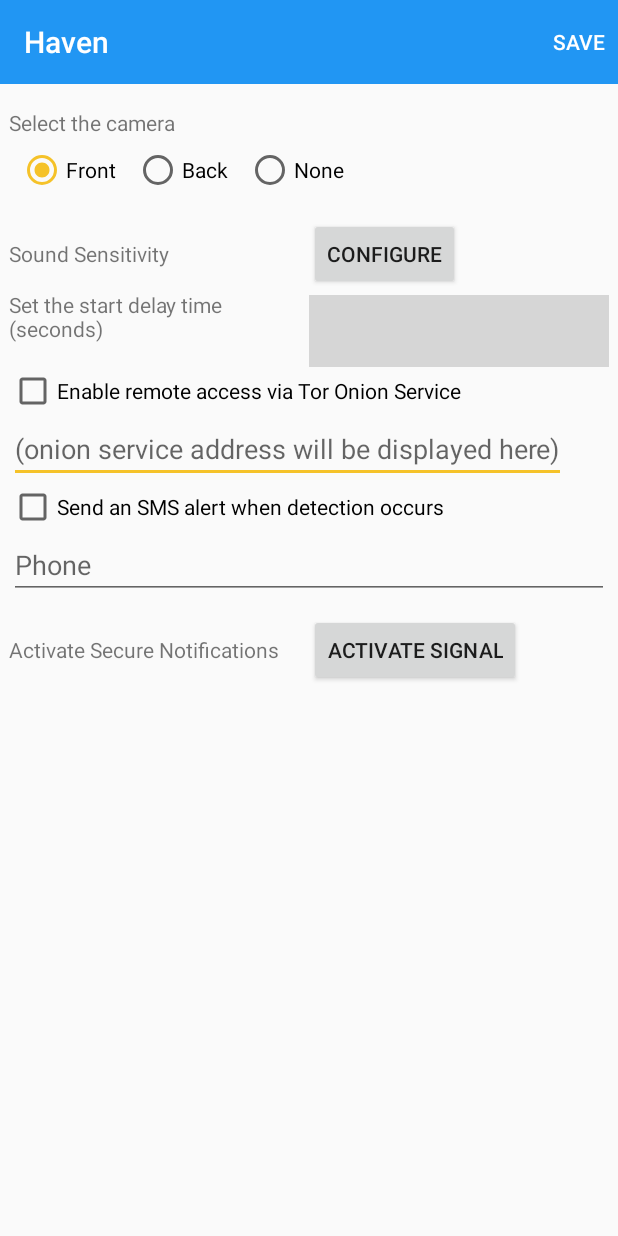
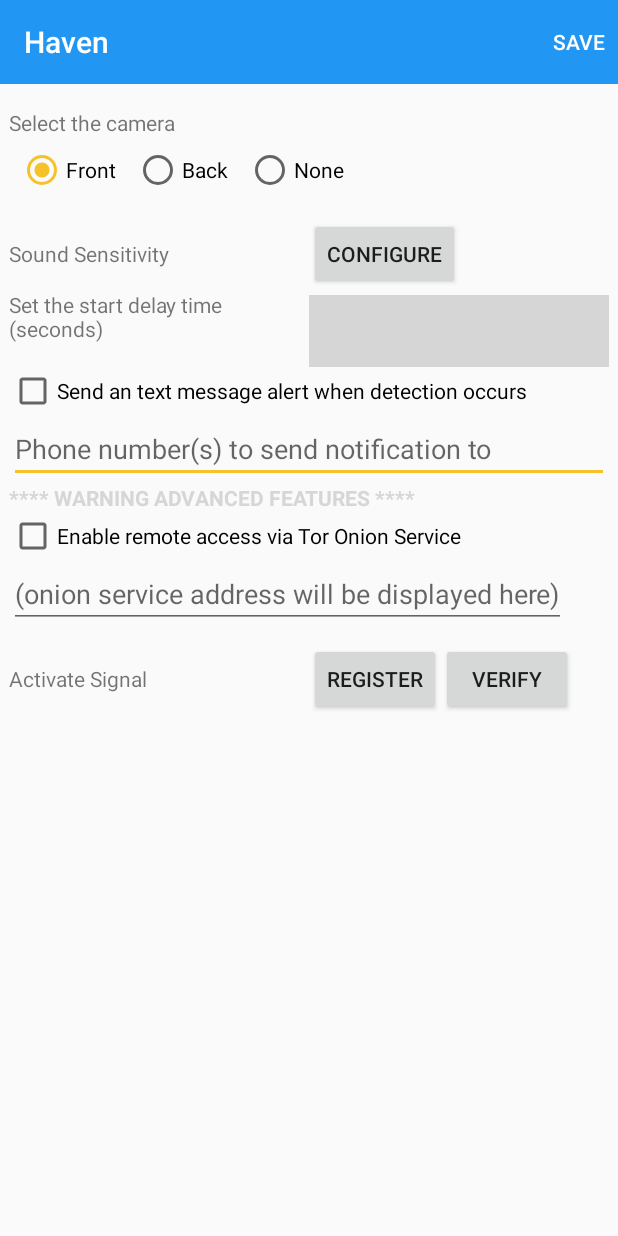
Before and after one commit to guardianproject/haven, an Android app: the SettingsActivity screen opened directly, with no data from a screen before it, on a phone screen of 412 x 824 dp. Run offline under Robolectric (Android 15) with nearby library versions, the phone set to English and light mode, and no system bars; libraries missing offline, so code that uses them is left out: info.guardianproject.netcipher, me.angrybyte.numberpicker; plain views replace ActualNumberPicker; 4 statements that could not run were skipped; grey boxes are pictures that could not be loaded.

Commit message:
improve the Signal setup a little bit

```diff
--- a/src/main/res/layout/activity_settings.xml
+++ b/src/main/res/layout/activity_settings.xml
@@ -148,20 +148,6 @@
 			app:text_size="16sp" />
 	</LinearLayout>
 	<CheckBox
-		android:id="@+id/remote_access_check"
-		android:text="@string/remote_access_label"
-		android:layout_width="wrap_content"
-		android:layout_height="wrap_content"
-		android:layout_centerHorizontal="true"
-		tools:context=".SettingsActivity" />
-	<EditText
-		android:id="@+id/remote_access_onion"
-		android:hint="@string/remote_access_hint"
-		android:layout_width="wrap_content"
-		android:layout_height="wrap_content"
-		android:layout_centerHorizontal="true"
-		tools:context=".SettingsActivity" />
-	<CheckBox
 		android:id="@+id/sms_check"
 		android:text="@string/sms_label"
 		android:layout_width="wrap_content"
@@ -178,6 +164,31 @@
 		android:layout_height="wrap_content"
 		android:paddingTop="10dp"
 		/>
+
+	<TextView
+		android:text="**** WARNING ADVANCED FEATURES ****"
+		android:layout_alignParentLeft="true"
+		android:layout_width="wrap_content"
+		android:layout_height="wrap_content"
+		android:textStyle="bold"
+		android:textColor="@color/Red"
+		/>
+
+	<CheckBox
+		android:id="@+id/remote_access_check"
+		android:text="@string/remote_access_label"
+		android:layout_width="wrap_content"
+		android:layout_height="wrap_content"
+		android:layout_centerHorizontal="true"
+		tools:context=".SettingsActivity" />
+	<EditText
+		android:id="@+id/remote_access_onion"
+		android:hint="@string/remote_access_hint"
+		android:layout_width="wrap_content"
+		android:layout_height="wrap_content"
+		android:layout_centerHorizontal="true"
+		tools:context=".SettingsActivity" />
+
 	<LinearLayout
 		android:layout_width="match_parent"
 		android:layout_height="wrap_content"
@@ -188,7 +199,7 @@
 
 		<TextView
 			android:id="@+id/label_signal"
-			android:text="Activate Secure Notifications"
+			android:text="@string/activate_signal"
 			android:layout_alignParentLeft="true"
 			android:layout_width="200dp"
 			android:layout_height="wrap_content"
@@ -196,8 +207,15 @@
 		<Button
 			android:layout_width="wrap_content"
 			android:layout_height="wrap_content"
-			android:text="Activate Signal"
-			android:id="@+id/action_activate_signal"
+			android:text="@string/register"
+			android:id="@+id/action_register_signal"
+			/>
+
+		<Button
+			android:layout_width="wrap_content"
+			android:layout_height="wrap_content"
+			android:text="@string/verify"
+			android:id="@+id/action_verify_signal"
 			/>
 	</LinearLayout>
 	<LinearLayout
@@ -218,7 +236,7 @@
 		<Button
 			android:layout_width="wrap_content"
 			android:layout_height="wrap_content"
-			android:text="Send Text Message"
+			android:text="@string/send_test_message"
 			android:id="@+id/action_test_signal"
 			android:visibility="gone"
 			/>
--- a/src/main/res/values/strings.xml
+++ b/src/main/res/values/strings.xml
@@ -39,11 +39,11 @@
     </string>
 
     <string name="sms_label">
-    	Send an SMS alert when detection occurs
+    	Send an text message alert when detection occurs
     </string>
 
     <string name="sms_hint">
-    	Phone
+    	Phone number(s) to send notification to
     </string>
 
     <string name="unlock_code_hint">
@@ -128,4 +128,13 @@
     <string name="data_power">POWER</string>
     <string name="share_event_action">Share event...</string>
     <string name="signal_test_message">This is a test message from Haven</string>
+    <string name="send_test_message">Send Test Message</string>
+    <string name="verify">Verify</string>
+    <string name="register">Register</string>
+    <string name="activate_signal">Activate Signal</string>
+    <string name="verify_signal">Verify Signal</string>
+    <string name="enter_verification">Enter the verification code you received from the Signal registration step</string>
+    <string name="cancel">Cancel</string>
+    <string name="register_title">Register with Signal</string>
+    <string name="register_signal_desc">Register a new phone number (+12125551212) with Signal to send secure notifications. DO NOT USE YOUR EXISTING/PRIMARY SIGNAL NUMBER.</string>
 </resources>
```
Also changed, not shown: src/main/java/info/guardianproject/phoneypot/SettingsActivity.java (+53 -15 lines).
